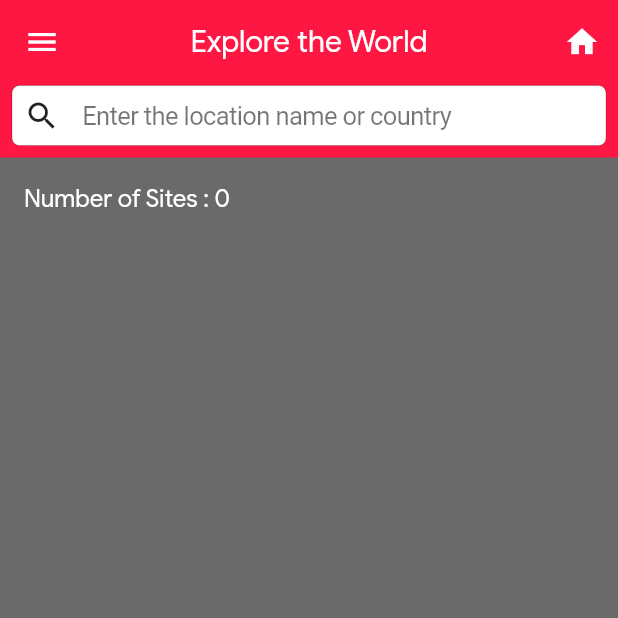
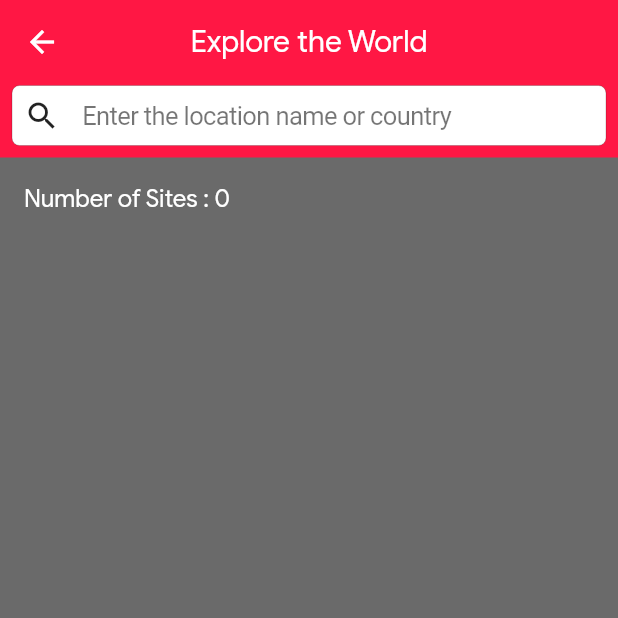
Before and after one commit to shriramrahul7/virtual_tourist_guide, a Flutter app: the screen it shows after launch, scrolled down 66 dp, after a tap on "All Sites", on a phone screen of 412 x 824 dp, the top half of it. Run offline on Flutter 3.47's test engine with Material 2 defaults, Android fonts, the phone set to English and light mode, and no system bars; our stand-ins replace carousel_slider, flutter_map, fluttertoast, latlong, lottie; missing offline and left inert: maps_launcher.

Commit message:
homeScreen Drawer

```diff
--- a/lib/frontScreen.dart
+++ b/lib/frontScreen.dart
@@ -53,6 +53,22 @@ class _FrontScreenState extends State<FrontScreen> {
   Widget build(BuildContext context) {
     return Scaffold(
       backgroundColor: Colors.black,
+      drawer: Drawer(
+        child: SafeArea(
+          child: Column(
+            children: [
+              ListTile(
+                leading: Icon(Icons.info),
+                title: Text(
+                  'About App',
+                  style: TextStyle(fontSize: 16),
+                ),
+                onTap: () {},
+              ),
+            ],
+          ),
+        ),
+      ),
       appBar: AppBar(
         backgroundColor: Colors.redAccent[400],
         elevation: 0,
--- a/lib/homeScreen.dart
+++ b/lib/homeScreen.dart
@@ -42,34 +42,18 @@ class _ListScreenState extends State<ListScreen> {
         }
       },
       child: Scaffold(
-        drawer: Drawer(
-          child: SafeArea(
-            child: Column(
-              children: [
-                ListTile(
-                  leading: Icon(Icons.info),
-                  title: Text(
-                    'About App',
-                    style: TextStyle(fontSize: 16),
-                  ),
-                  onTap: () {},
-                ),
-              ],
-            ),
-          ),
-        ),
         backgroundColor: Colors.black54,
         body: CustomScrollView(
           slivers: <Widget>[
             SliverAppBar(
-              actions: [
-                IconButton(
-                  icon: Icon(Icons.home),
-                  onPressed: () {
-                    Navigator.pop(context);
-                  },
-                )
-              ],
+              // actions: [
+              //   IconButton(
+              //     icon: Icon(Icons.home),
+              //     onPressed: () {
+              //       Navigator.pop(context);
+              //     },
+              //   )
+              // ],
               backgroundColor: Colors.redAccent[400],
               // backgroundColor: Colors.orangeAccent[400],
               floating: true,
```
Also changed, not shown: lib/detailsPage.dart (+15 -4 lines).
